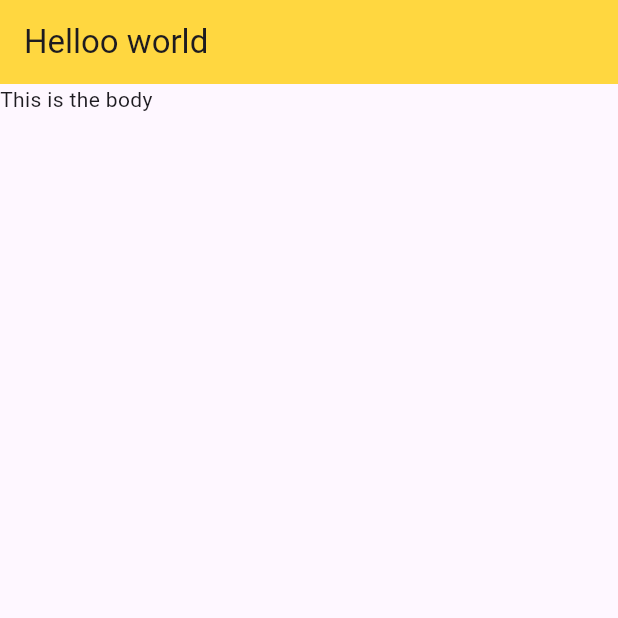
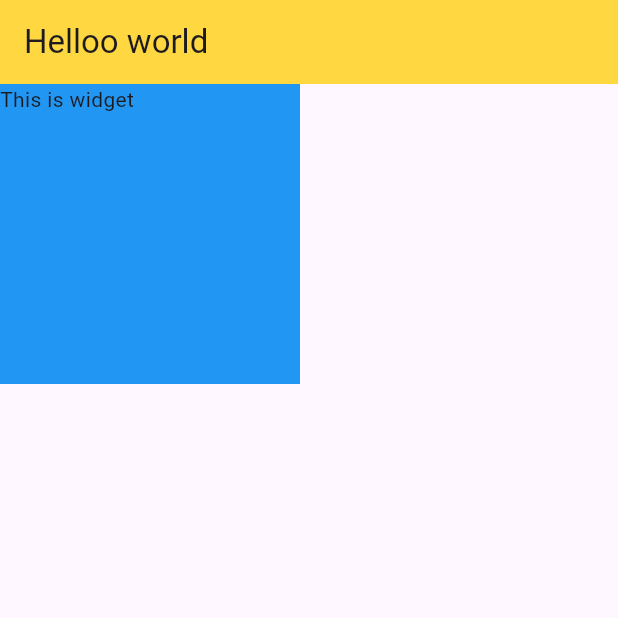
Before and after one commit to dark0crystal/flutterLabExercise, a Flutter app: the screen it shows after launch, on a phone screen of 412 x 824 dp, the top half of it. Run offline on Flutter 3.47's test engine with Material 3 defaults, Android fonts, the phone set to English and light mode, and no system bars.

Commit message:
adding home widget and other provided functions

```diff
--- a/lib/main.dart
+++ b/lib/main.dart
@@ -7,10 +7,49 @@ void main() {
         title:const Text("Helloo world"),
         backgroundColor: Colors.amberAccent,
       ),
-      body:Text("This is the body")
+      body:const Home(),
+
     )
   ));
 }
+
+class Home extends StatelessWidget{
+  const Home({super.key});
+//@override annotation is used to indicate that a method in a subclass is intentionally overriding a method in its superclass.
+// showing explicitly that build is overriding a method from StatelessWidget (the superclass).
+@override
+// The context object is information about the location that this widget is in inside the application
+Widget build(BuildContext context){
+  return Container(
+    width: 200,
+    height: 200,
+    color: Colors.blue,
+    child: Text("This is widget"),
+  );
+}
+}
+
+
+void SnackBarMessenger(BuildContext context, String message) {
+  ScaffoldMessenger.of(context).showSnackBar(
+    SnackBar(content: Text(message), duration: Duration(seconds: 3)),
+  );
+}
+
+void MaterialBannerMessenger(BuildContext context, String message) {
+  ScaffoldMessenger.of(context).showMaterialBanner(
+    MaterialBanner(
+      content: Text(message),
+      actions: [
+        TextButton(
+          onPressed: () => ScaffoldMessenger.of(context).hideCurrentMaterialBanner(),
+          child: Icon(Icons.close, color: Colors.red, size: 50.0),
+        )
+      ],
+    ),
+  );
+}
+
 
 
 class Computer {
```
